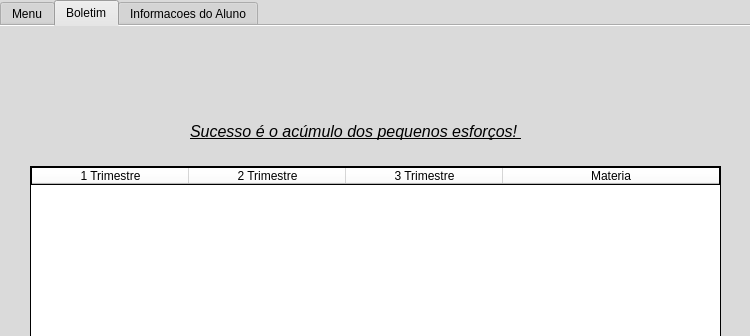
vitoradsp/academicsys, file menu-aluno.ui: the form before one commit; both pictures show x 0 to 750 and y 0 to 336 of the 750 by 543 pixel window.
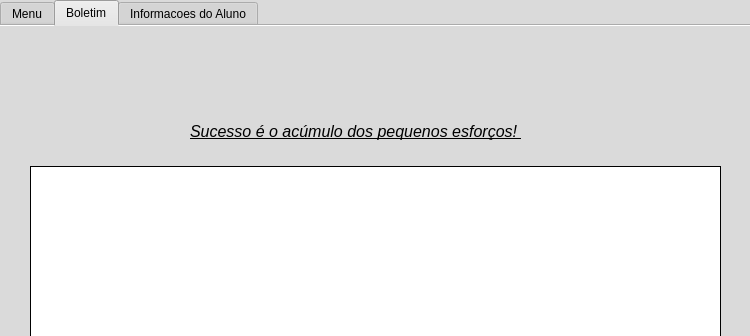
The form after the commit. The open tabs and pages were chosen to show the change. Icons and pictures are not drawn.

```diff
--- a/menu-aluno.ui
+++ b/menu-aluno.ui
@@ -264,6 +264,9 @@
 background-color: rgb(255, 255, 255);
 </string>
       </property>
+      <attribute name="horizontalHeaderVisible">
+       <bool>false</bool>
+      </attribute>
       <attribute name="horizontalHeaderDefaultSectionSize">
        <number>157</number>
       </attribute>
```
Left out of the diff: 5 changed lines with no effect on the pictures.
